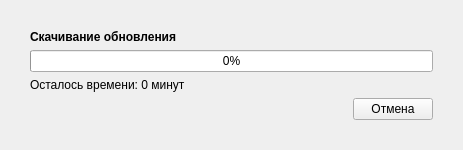
Above: QSimpleUpdater/src/Downloader.ui from okostynchuk/Outcall before the change. Below: the same form after it.
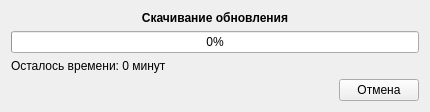
That is the form after the change.

The edit to the form file:
```diff
--- a/QSimpleUpdater/src/Downloader.ui
+++ b/QSimpleUpdater/src/Downloader.ui
@@ -9,8 +9,8 @@
    <rect>
     <x>0</x>
     <y>0</y>
-    <width>463</width>
-    <height>150</height>
+    <width>430</width>
+    <height>112</height>
    </rect>
   </property>
   <property name="sizePolicy">
@@ -23,25 +23,9 @@
    <string>Скачивание обновления</string>
   </property>
   <layout class="QGridLayout" name="gridLayout">
-   <property name="leftMargin">
-    <number>12</number>
-   </property>
-   <property name="topMargin">
-    <number>12</number>
-   </property>
-   <property name="rightMargin">
-    <number>12</number>
-   </property>
-   <property name="bottomMargin">
-    <number>12</number>
-   </property>
    <item row="0" column="0">
-    <widget class="QWidget" name="widget" native="true">
-     <layout class="QGridLayout" name="gridLayout_3">
-      <item row="0" column="0">
-       <widget class="QWidget" name="progressFrame" native="true">
-        <layout class="QGridLayout" name="gridLayout_2">
-         <item row="0" column="0">
+    <layout class="QVBoxLayout" name="verticalLayout">
+     <item>
           <widget class="QLabel" name="downloadLabel">
            <property name="font">
             <font>
@@ -50,11 +34,11 @@
             </font>
            </property>
            <property name="text">
-            <string>Скачивание обновления</string>
+        <string>&lt;html&gt;&lt;head/&gt;&lt;body&gt;&lt;p align=&quot;center&quot;&gt;&lt;span style=&quot; font-size:9pt;&quot;&gt;Скачивание обновления&lt;/span&gt;&lt;/p&gt;&lt;/body&gt;&lt;/html&gt;</string>
            </property>
           </widget>
          </item>
-         <item row="1" column="0">
+     <item>
           <widget class="QProgressBar" name="progressBar">
            <property name="minimumSize">
             <size>
@@ -70,15 +54,17 @@
            </property>
           </widget>
          </item>
-         <item row="2" column="0">
+     <item>
           <widget class="QLabel" name="timeLabel">
            <property name="text">
-            <string>Осталось времени: 0 минут</string>
+        <string>&lt;html&gt;&lt;head/&gt;&lt;body&gt;&lt;p&gt;&lt;span style=&quot; font-size:9pt;&quot;&gt;Осталось времени: 0 минут&lt;/span&gt;&lt;/p&gt;&lt;/body&gt;&lt;/html&gt;</string>
            </property>
           </widget>
          </item>
-         <item row="3" column="0">
-          <layout class="QGridLayout" name="gridLayout_4">
+    </layout>
+   </item>
+   <item row="1" column="0">
+    <layout class="QGridLayout" name="gridLayout_2">
            <item row="0" column="0">
             <spacer name="horizontalSpacer">
              <property name="orientation">
@@ -86,7 +72,7 @@
              </property>
              <property name="sizeHint" stdset="0">
               <size>
-               <width>40</width>
+         <width>328</width>
                <height>20</height>
               </size>
              </property>
@@ -100,12 +86,6 @@
             </widget>
            </item>
           </layout>
-         </item>
-        </layout>
-       </widget>
-      </item>
-     </layout>
-    </widget>
    </item>
   </layout>
  </widget>
```
Lines whose indentation alone changed are shown as unchanged.
